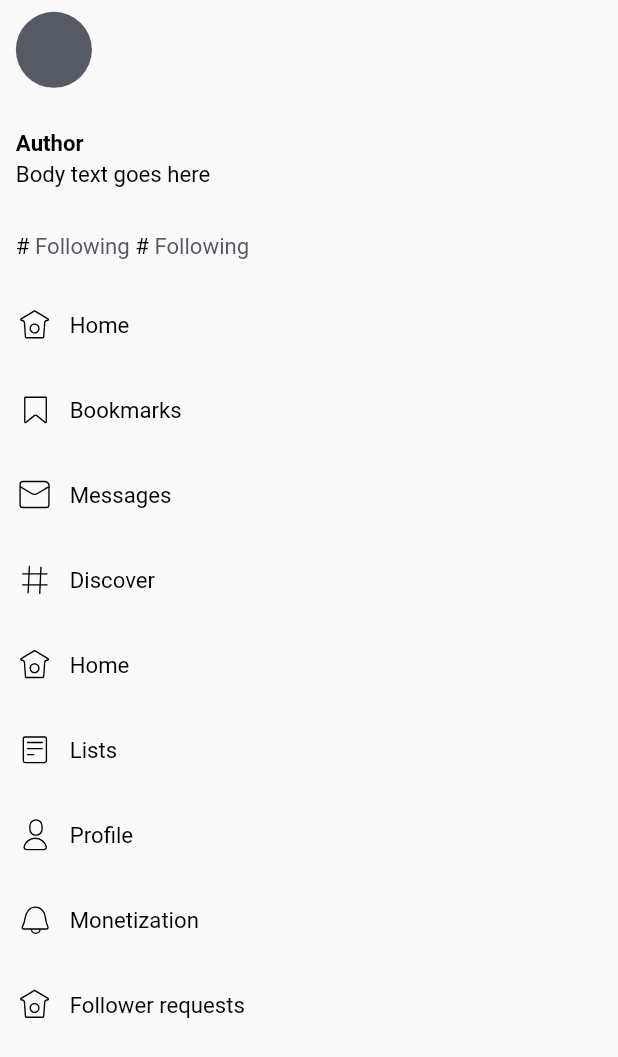
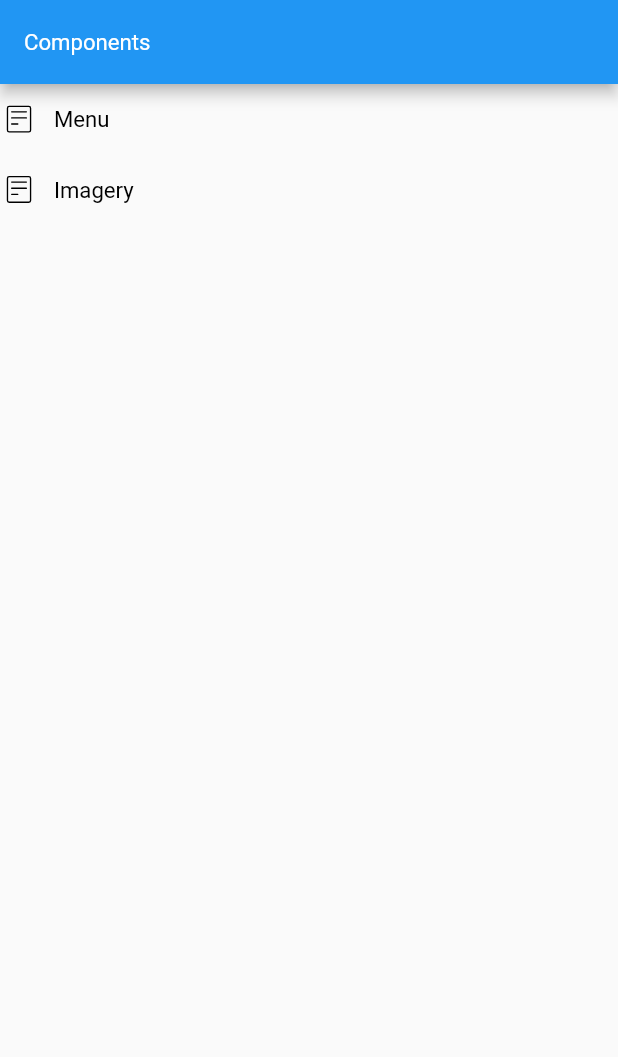
Before and after one commit to bukunmialuko/twitter_ui_kit, a Flutter app: the screen it shows after launch, on a phone screen of 412 x 824 dp. Shown: the top 1057 px of the screen. Run offline on Flutter 3.47's test engine with Material 2 defaults, Android fonts, the light colour scheme and no system bars; our stand-ins replace flutter_screenutil, flutter_svg, get_it.

Commit message:
Worked on components

```diff
--- a/lib/main.dart
+++ b/lib/main.dart
@@ -1,7 +1,7 @@
 import 'package:flutter/material.dart';
 import 'package:flutter_screenutil/flutter_screenutil.dart';
 import 'package:get_it/get_it.dart';
-import 'package:twitter_ui_kit/src/components/menu/root.dart';
+import 'package:twitter_ui_kit/src/components/root.dart';
 import 'package:twitter_ui_kit/src/di/service_locator.dart';
 import 'package:twitter_ui_kit/src/navigation/routes.dart';
 import 'package:twitter_ui_kit/src/routes/routes.dart';
@@ -27,7 +27,7 @@
         navigatorKey: GetIt.I.get<NavigationService>().navigatorKey,
         initialRoute: MobileRoutes.root,
         onGenerateRoute: routes,
-        home: const MenuRoot(),
+        home: const ComponentRootWidget(),
       ),
     );
   }
--- a/lib/src/components/menu/root.dart
+++ b/lib/src/components/menu/root.dart
@@ -1,19 +1,21 @@
 import 'package:flutter/material.dart';
 import 'package:flutter_screenutil/flutter_screenutil.dart';
+import 'package:get_it/get_it.dart';
+import 'package:twitter_ui_kit/src/navigation/navigation_service.dart';
 
 import 'widgets/avatar_wrap_widget.dart';
 import 'widgets/followers_following_widget.dart';
 import 'widgets/menu_author_widget.dart';
 import 'widgets/menu_item_widget.dart';
 
-class MenuRoot extends StatefulWidget {
-  const MenuRoot({Key? key}) : super(key: key);
+class MenuRootWidget extends StatefulWidget {
+  const MenuRootWidget({Key? key}) : super(key: key);
 
   @override
-  State<MenuRoot> createState() => _MenuRootState();
+  State<MenuRootWidget> createState() => _MenuRootWidgetState();
 }
 
-class _MenuRootState extends State<MenuRoot> {
+class _MenuRootWidgetState extends State<MenuRootWidget> {
   @override
   Widget build(BuildContext context) {
     return Scaffold(
@@ -24,7 +26,12 @@ class _MenuRootState extends State<MenuRoot> {
           child: Column(
             crossAxisAlignment: CrossAxisAlignment.start,
             children: [
-              const AvatarWrapWidget(),
+              GestureDetector(
+                onTap: () {
+                  GetIt.I.get<NavigationService>().back();
+                },
+                child: const AvatarWrapWidget(),
+              ),
               SizedBox(height: 10.h),
               const MenuAuthorWidget(),
               SizedBox(height: 10.h),
--- a/lib/src/components/menu/widgets/avatar_wrap_widget.dart
+++ b/lib/src/components/menu/widgets/avatar_wrap_widget.dart
@@ -1,6 +1,6 @@
 import 'package:flutter/material.dart';
 import 'package:flutter_screenutil/flutter_screenutil.dart';
-import 'package:twitter_ui_kit/src/components/widgets/imagery_widget.dart';
+import 'package:twitter_ui_kit/src/components/menu/widgets/imagery_widget.dart';
 
 class AvatarWrapWidget extends StatelessWidget {
   const AvatarWrapWidget({Key? key}) : super(key: key);
--- a/lib/src/components/widgets/imagery_widget.dart
+++ b/lib/src/components/menu/widgets/imagery_widget.dart
@@ -3,13 +3,16 @@ import 'package:flutter_screenutil/flutter_screenutil.dart';
 import 'package:twitter_ui_kit/src/res/colors.dart';
 
 class ImageryWidget extends StatelessWidget {
-  const ImageryWidget({Key? key}) : super(key: key);
+  final double? width;
+  final double? height;
+
+  const ImageryWidget({Key? key, this.width, this.height}) : super(key: key);
 
   @override
   Widget build(BuildContext context) {
     return Container(
-      width: 48.w,
-      height: 48.w,
+      width: width ?? 48.w,
+      height: height ?? 48.w,
       decoration: const BoxDecoration(
         color: AppColors.twitterStale100,
         shape: BoxShape.circle,
--- /dev/null
+++ b/lib/src/components/root.dart
@@ -0,0 +1,50 @@
+import 'package:flutter/material.dart';
+import 'package:flutter_screenutil/flutter_screenutil.dart';
+import 'package:get_it/get_it.dart';
+import 'package:twitter_ui_kit/src/navigation/navigation_service.dart';
+
+import '../routes/routes.dart';
+import 'menu/widgets/menu_item_widget.dart';
+
+class ComponentRootWidget extends StatelessWidget {
+  const ComponentRootWidget({Key? key}) : super(key: key);
+
+  @override
+  Widget build(BuildContext context) {
+    return Scaffold(
+      appBar: AppBar(
+        title: Text(
+          'Components',
+          style: TextStyle(
+            fontSize: 14.sp,
+            color: Colors.white,
+            fontStyle: FontStyle.normal,
+            fontWeight: FontWeight.w400,
+          ),
+        ),
+      ),
+      body: Column(
+        children: [
+          MenuItemWidget(
+            onClick: () {
+              GetIt.I.get<NavigationService>().to(
+                    routeName: MobileRoutes.menuRoot,
+                  );
+            },
+            title: 'Menu',
+            iconUri: 'assets/svg/list.svg',
+          ),
+          MenuItemWidget(
+            onClick: () {
+              GetIt.I.get<NavigationService>().to(
+                    routeName: MobileRoutes.imageryRoot,
+                  );
+            },
+            title: 'Imagery',
+            iconUri: 'assets/svg/list.svg',
+          ),
+        ],
+      ),
+    );
+  }
+}
--- a/lib/src/routes/routes.dart
+++ b/lib/src/routes/routes.dart
@@ -1,3 +1,5 @@
 class MobileRoutes {
-  static const root = "/";
+  static const root = '/';
+  static const menuRoot = '/menuRoot';
+  static const imageryRoot = '/imageryRoot';
 }
```
Also changed, not shown: lib/src/components/imagery/root.dart (added, +30 -0 lines), lib/src/components/imagery/widgets/hero_widget.dart (added, +60 -0 lines), lib/src/components/imagery/widgets/spaces_widget.dart (added, +70 -0 lines), lib/src/navigation/routes.dart (+18 -6 lines), lib/src/components/imagery/temp.dart (deleted).
